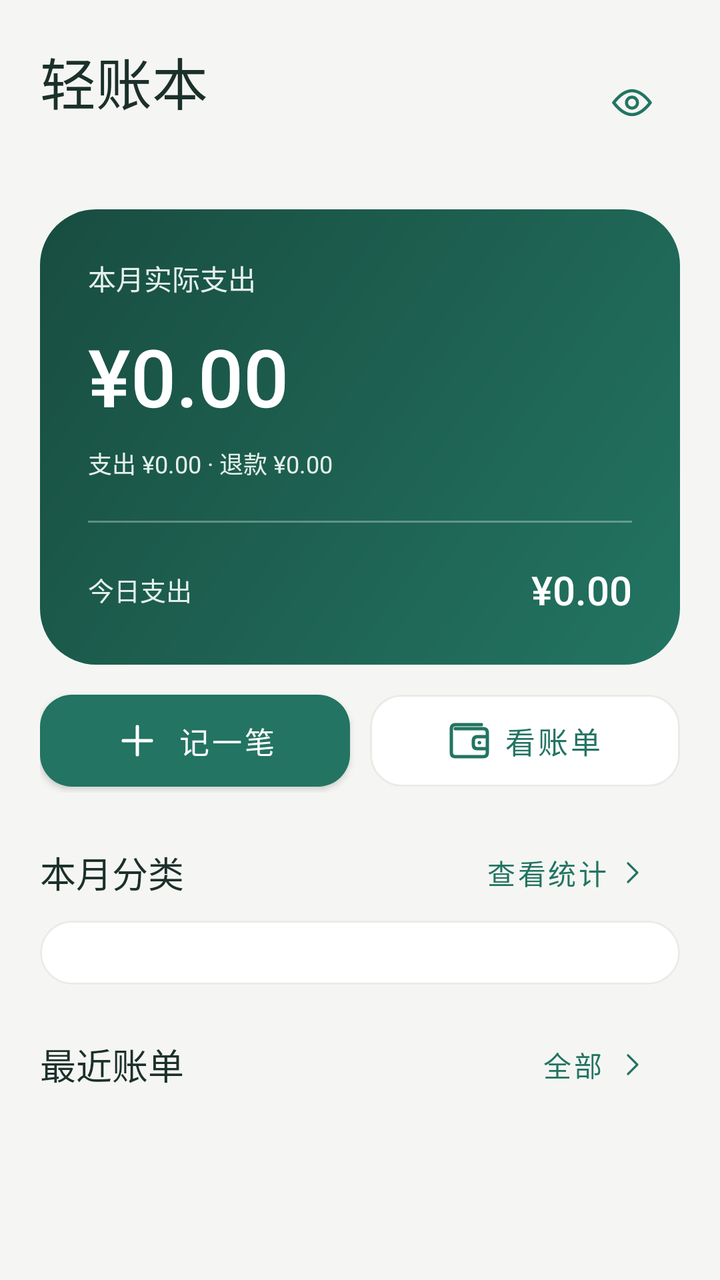
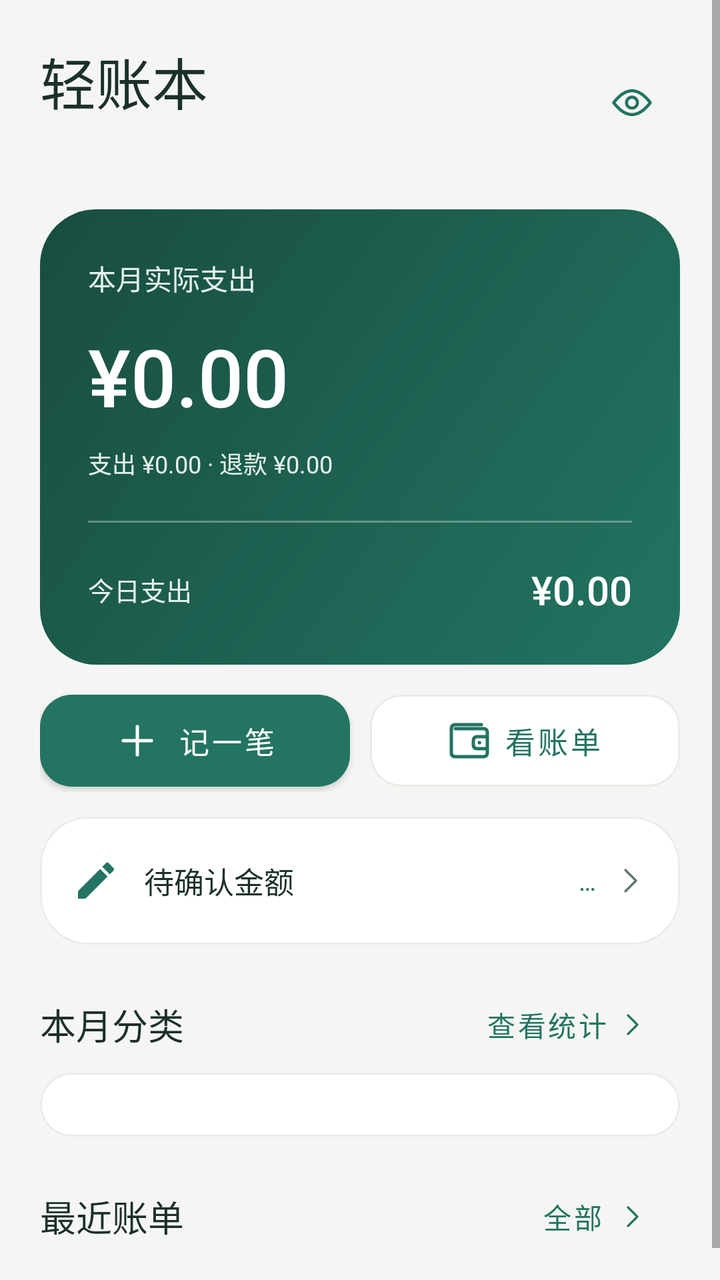

Two renders of the same Android screen: before a commit and after it. Below are the layout's source before the change and the commit's diff.
<!-- AndroidManifest.xml: application theme Theme.LightLedger -->
<!-- res/layout/fragment_home.xml -->
<ScrollView xmlns:android="http://schemas.android.com/apk/res/android" xmlns:app="http://schemas.android.com/apk/res-auto" android:layout_width="match_parent" android:layout_height="match_parent" android:fillViewport="true" android:clipToPadding="false" android:background="?attr/ledgerBackground">
    <LinearLayout android:layout_width="match_parent" android:layout_height="wrap_content" android:orientation="vertical" android:paddingHorizontal="@dimen/ledger_page_gutter" android:paddingTop="@dimen/ledger_page_top" android:paddingBottom="24dp">
        <LinearLayout android:layout_width="match_parent" android:layout_height="wrap_content" android:gravity="center_vertical" android:layout_marginBottom="22dp">
            <LinearLayout android:layout_width="0dp" android:layout_height="wrap_content" android:layout_weight="1" android:orientation="vertical">
                <TextView style="@style/LedgerPageTitle" android:layout_width="match_parent" android:layout_height="wrap_content" android:text="轻账本"/>
                <TextView android:id="@+id/monthLabel" style="@style/LedgerCaption" android:layout_width="match_parent" android:layout_height="wrap_content" android:layout_marginTop="4dp"/>
            </LinearLayout>
            <com.google.android.material.button.MaterialButton android:id="@+id/toggleAmounts" style="@style/LedgerTextButton" android:layout_width="48dp" android:layout_height="48dp" android:contentDescription="显示金额" android:padding="0dp" android:minWidth="0dp" app:icon="@drawable/ic_eye" app:iconGravity="textStart" app:iconPadding="0dp" app:iconSize="22dp"/>
        </LinearLayout>
        <LinearLayout android:layout_width="match_parent" android:layout_height="wrap_content" android:background="@drawable/bg_metric" android:orientation="vertical" android:padding="24dp">
            <TextView android:layout_width="match_parent" android:layout_height="wrap_content" android:text="本月实际支出" android:textColor="?attr/ledgerSoft" android:textSize="14sp"/>
            <TextView android:id="@+id/monthExpense" android:layout_width="match_parent" android:layout_height="wrap_content" android:layout_marginTop="12dp" android:text="¥0.00" android:textColor="@color/white" android:textSize="40sp" android:fontFamily="sans-serif-medium" android:maxLines="1" app:autoSizeTextType="uniform" app:autoSizeMinTextSize="22sp" app:autoSizeMaxTextSize="40sp" app:autoSizeStepGranularity="1sp"/>
            <TextView android:id="@+id/monthDetail" android:layout_width="match_parent" android:layout_height="wrap_content" android:layout_marginTop="8dp" android:text="支出 ¥0.00 · 退款 ¥0.00" android:textColor="?attr/ledgerSoft" android:textSize="12sp" android:lineSpacingExtra="4dp"/>
            <View android:layout_width="match_parent" android:layout_height="1dp" android:layout_marginVertical="20dp" android:background="?attr/ledgerSoft" android:alpha="0.35"/>
            <LinearLayout android:layout_width="match_parent" android:layout_height="wrap_content" android:gravity="center_vertical">
                <TextView android:layout_width="0dp" android:layout_height="wrap_content" android:layout_weight="1" android:text="今日支出" android:textColor="?attr/ledgerSoft" android:textSize="13sp"/>
                <TextView android:id="@+id/todayExpense" android:layout_width="wrap_content" android:layout_height="wrap_content" android:text="¥0.00" android:textColor="@color/white" android:textSize="20sp" android:fontFamily="sans-serif-medium"/>
            </LinearLayout>
        </LinearLayout>
        <LinearLayout android:layout_width="match_parent" android:layout_height="wrap_content" android:layout_marginTop="12dp">
            <com.google.android.material.button.MaterialButton android:id="@+id/addTransaction" style="@style/LedgerButton" android:layout_width="0dp" android:layout_height="wrap_content" android:layout_weight="1" android:text="记一笔" app:icon="@drawable/ic_add" app:iconGravity="textStart"/>
            <com.google.android.material.button.MaterialButton android:id="@+id/viewTransactions" style="@style/LedgerOutlineButton" android:layout_width="0dp" android:layout_height="wrap_content" android:layout_marginStart="10dp" android:layout_weight="1" android:text="看账单" app:icon="@drawable/ic_wallet" app:iconGravity="textStart"/>
        </LinearLayout>
        <LinearLayout android:id="@+id/permissionNotice" android:layout_width="match_parent" android:layout_height="wrap_content" android:layout_marginTop="14dp" android:background="@drawable/bg_soft" android:orientation="vertical" android:padding="16dp" android:visibility="gone">
            <TextView android:layout_width="match_parent" android:layout_height="wrap_content" android:text="开启通知访问，自动记录微信和支付宝支付。" android:textColor="?attr/colorOnSurface" android:textSize="14sp"/>
            <com.google.android.material.button.MaterialButton android:id="@+id/openNotificationSettings" style="@style/LedgerTextButton" android:layout_width="wrap_content" android:layout_height="wrap_content" android:text="去开启"/>
        </LinearLayout>
        <LinearLayout android:id="@+id/quickNotificationNotice" android:layout_width="match_parent" android:layout_height="wrap_content" android:layout_marginTop="14dp" android:background="@drawable/bg_soft" android:orientation="vertical" android:padding="16dp" android:visibility="gone">
            <TextView android:layout_width="match_parent" android:layout_height="wrap_content" android:text="开启轻账本通知，直接在通知中分类。" android:textColor="?attr/colorOnSurface" android:textSize="14sp"/>
            <com.google.android.material.button.MaterialButton android:id="@+id/openQuickNotificationSettings" style="@style/LedgerTextButton" android:layout_width="wrap_content" android:layout_height="wrap_content" android:text="开启快捷分类"/>
        </LinearLayout>
        <LinearLayout android:layout_width="match_parent" android:layout_height="wrap_content" android:layout_marginTop="16dp" android:gravity="center_vertical">
            <TextView style="@style/LedgerSectionTitle" android:layout_width="0dp" android:layout_height="wrap_content" android:layout_weight="1" android:text="本月分类"/>
            <com.google.android.material.button.MaterialButton android:id="@+id/viewStatistics" style="@style/LedgerTextButton" android:layout_width="wrap_content" android:layout_height="wrap_content" android:text="查看统计" app:icon="@drawable/ic_arrow" app:iconGravity="end" app:iconSize="16dp"/>
        </LinearLayout>
        <com.google.android.material.card.MaterialCardView style="@style/LedgerCard" android:layout_width="match_parent" android:layout_height="wrap_content">
            <LinearLayout android:id="@+id/categorySummary" android:layout_width="match_parent" android:layout_height="wrap_content" android:orientation="vertical" android:padding="16dp"/>
        </com.google.android.material.card.MaterialCardView>
        <LinearLayout android:layout_width="match_parent" android:layout_height="wrap_content" android:layout_marginTop="16dp" android:gravity="center_vertical">
            <TextView style="@style/LedgerSectionTitle" android:layout_width="0dp" android:layout_height="wrap_content" android:layout_weight="1" android:text="最近账单"/>
            <com.google.android.material.button.MaterialButton android:id="@+id/viewAllTransactions" style="@style/LedgerTextButton" android:layout_width="wrap_content" android:layout_height="wrap_content" android:text="全部" app:icon="@drawable/ic_arrow" app:iconGravity="end" app:iconSize="16dp"/>
        </LinearLayout>
        <TextView android:id="@+id/emptyRecent" style="@style/LedgerCaption" android:layout_width="match_parent" android:layout_height="wrap_content" android:background="@drawable/bg_list_row" android:padding="24dp" android:gravity="center" android:text="还没有账单
记下第一笔，慢慢了解自己的日常" android:visibility="gone"/>
        <androidx.recyclerview.widget.RecyclerView android:id="@+id/recentList" android:layout_width="match_parent" android:layout_height="wrap_content" android:nestedScrollingEnabled="false"/>
    </LinearLayout>
</ScrollView>
<!-- resources referenced by this layout -->
<resources>
  <color name="white">#FFFFFF</color>
  <dimen name="ledger_page_gutter">20dp</dimen>
  <dimen name="ledger_page_top">20dp</dimen>
  <!-- drawable bg_list_row (drawable) -->
  <?xml version="1.0" encoding="utf-8"?>
  <shape xmlns:android="http://schemas.android.com/apk/res/android">
      <solid android:color="@color/white" />
      <stroke android:width="1dp" android:color="?attr/ledgerBorder" />
      <corners android:radius="16dp" />
  </shape>
  <!-- drawable bg_metric (drawable) -->
  <shape xmlns:android="http://schemas.android.com/apk/res/android"><gradient android:angle="315" android:startColor="?attr/colorPrimaryVariant" android:endColor="?attr/colorPrimary"/><corners android:radius="28dp"/></shape>
  <!-- drawable bg_soft (drawable) -->
  <shape xmlns:android="http://schemas.android.com/apk/res/android"><solid android:color="?attr/ledgerSoft"/><corners android:radius="20dp"/></shape>
  <style name="LedgerCaption"><item name="android:textColor">?attr/ledgerMuted</item><item name="android:textSize">13sp</item><item name="android:lineSpacingExtra">3dp</item></style>
  <style name="LedgerCard" parent="Widget.MaterialComponents.CardView">
          <item name="cardCornerRadius">24dp</item><item name="cardElevation">0dp</item><item name="cardBackgroundColor">@color/white</item>
          <item name="strokeColor">?attr/ledgerBorder</item><item name="strokeWidth">1dp</item>
      </style>
  <style name="LedgerPageTitle"><item name="android:textColor">?attr/colorOnSurface</item><item name="android:textSize">28sp</item><item name="android:fontFamily">sans-serif-medium</item></style>
  <style name="LedgerSectionTitle"><item name="android:textColor">?attr/colorOnSurface</item><item name="android:textSize">18sp</item><item name="android:fontFamily">sans-serif-medium</item></style>
  <style name="LedgerTextButton" parent="Widget.MaterialComponents.Button.TextButton">
          <item name="android:minHeight">48dp</item><item name="android:textAllCaps">false</item><item name="android:textSize">14sp</item><item name="cornerRadius">12dp</item>
      </style>
  <color name="ledger_teal">#237462</color>
  <color name="ledger_teal_dark">#184D40</color>
  <color name="ledger_ink">#1C302B</color>
  <color name="ledger_background">#F5F6F3</color>
  <color name="ledger_teal_soft">#E5F1EA</color>
  <color name="ledger_muted">#697A73</color>
  <color name="ledger_border">#E8ECE7</color>
  <style name="LedgerWindowAnimation" parent="android:style/Animation.Activity">
          <item name="android:activityOpenEnterAnimation">@null</item>
          <item name="android:activityOpenExitAnimation">@null</item>
          <item name="android:activityCloseEnterAnimation">@null</item>
          <item name="android:activityCloseExitAnimation">@null</item>
      </style>
  <style name="LedgerInput" parent="Widget.MaterialComponents.TextInputLayout.OutlinedBox">
          <item name="boxCornerRadiusTopStart">14dp</item><item name="boxCornerRadiusTopEnd">14dp</item><item name="boxCornerRadiusBottomStart">14dp</item><item name="boxCornerRadiusBottomEnd">14dp</item>
          <item name="boxBackgroundColor">@color/white</item><item name="boxStrokeColor">?attr/colorPrimary</item>
      </style>
  <!-- unchanged entries left out for length: 7 -->
</resources>

<!-- the commit's change to res/layout/fragment_home.xml (unified diff, before → after) -->
@@ -21,6 +21,14 @@
             <com.google.android.material.button.MaterialButton android:id="@+id/addTransaction" style="@style/LedgerButton" android:layout_width="0dp" android:layout_height="wrap_content" android:layout_weight="1" android:text="记一笔" app:icon="@drawable/ic_add" app:iconGravity="textStart"/>
             <com.google.android.material.button.MaterialButton android:id="@+id/viewTransactions" style="@style/LedgerOutlineButton" android:layout_width="0dp" android:layout_height="wrap_content" android:layout_marginStart="10dp" android:layout_weight="1" android:text="看账单" app:icon="@drawable/ic_wallet" app:iconGravity="textStart"/>
         </LinearLayout>
+        <com.google.android.material.card.MaterialCardView android:id="@+id/viewUnconfirmedAmounts" style="@style/LedgerCard" android:layout_width="match_parent" android:layout_height="wrap_content" android:layout_marginTop="12dp" android:clickable="true" android:focusable="true">
+            <LinearLayout android:layout_width="match_parent" android:layout_height="wrap_content" android:minHeight="64dp" android:gravity="center_vertical" android:paddingHorizontal="16dp" android:paddingVertical="12dp">
+                <ImageView android:layout_width="24dp" android:layout_height="24dp" android:src="@drawable/ic_edit" android:importantForAccessibility="no" app:tint="?attr/colorPrimary" />
+                <TextView style="@style/LedgerSectionTitle" android:layout_width="0dp" android:layout_height="wrap_content" android:layout_weight="1" android:layout_marginStart="12dp" android:text="待确认金额" android:textSize="15sp" />
+                <TextView android:id="@+id/unconfirmedAmountCount" style="@style/LedgerCaption" android:layout_width="wrap_content" android:layout_height="wrap_content" android:text="…" android:textColor="?attr/colorPrimary" android:layout_marginHorizontal="8dp" />
+                <ImageView android:layout_width="18dp" android:layout_height="18dp" android:src="@drawable/ic_arrow" android:importantForAccessibility="no" app:tint="?attr/ledgerMuted" />
+            </LinearLayout>
+        </com.google.android.material.card.MaterialCardView>
         <LinearLayout android:id="@+id/permissionNotice" android:layout_width="match_parent" android:layout_height="wrap_content" android:layout_marginTop="14dp" android:background="@drawable/bg_soft" android:orientation="vertical" android:padding="16dp" android:visibility="gone">
             <TextView android:layout_width="match_parent" android:layout_height="wrap_content" android:text="开启通知访问，自动记录微信和支付宝支付。" android:textColor="?attr/colorOnSurface" android:textSize="14sp"/>
             <com.google.android.material.button.MaterialButton android:id="@+id/openNotificationSettings" style="@style/LedgerTextButton" android:layout_width="wrap_content" android:layout_height="wrap_content" android:text="去开启"/>
<!-- resource entries referenced after the edit -->
@@ -14,6 +14,10 @@
   <shape xmlns:android="http://schemas.android.com/apk/res/android"><gradient android:angle="315" android:startColor="?attr/colorPrimaryVariant" android:endColor="?attr/colorPrimary"/><corners android:radius="28dp"/></shape>
   <!-- drawable bg_soft (drawable) -->
   <shape xmlns:android="http://schemas.android.com/apk/res/android"><solid android:color="?attr/ledgerSoft"/><corners android:radius="20dp"/></shape>
+  <!-- drawable ic_edit (drawable) -->
+  <vector xmlns:android="http://schemas.android.com/apk/res/android" android:width="24dp" android:height="24dp" android:viewportWidth="24" android:viewportHeight="24">
+      <path android:fillColor="?attr/colorPrimary" android:pathData="M3,17.25V21h3.75L17.81,9.94l-3.75,-3.75zM20.71,7.04a1,1 0,0 0,0 -1.41l-2.34,-2.34a1,1 0,0 0,-1.41 0l-1.83,1.83 3.75,3.75z" />
+  </vector>
   <style name="LedgerCaption"><item name="android:textColor">?attr/ledgerMuted</item><item name="android:textSize">13sp</item><item name="android:lineSpacingExtra">3dp</item></style>
   <style name="LedgerCard" parent="Widget.MaterialComponents.CardView">
           <item name="cardCornerRadius">24dp</item><item name="cardElevation">0dp</item><item name="cardBackgroundColor">@color/white</item>
